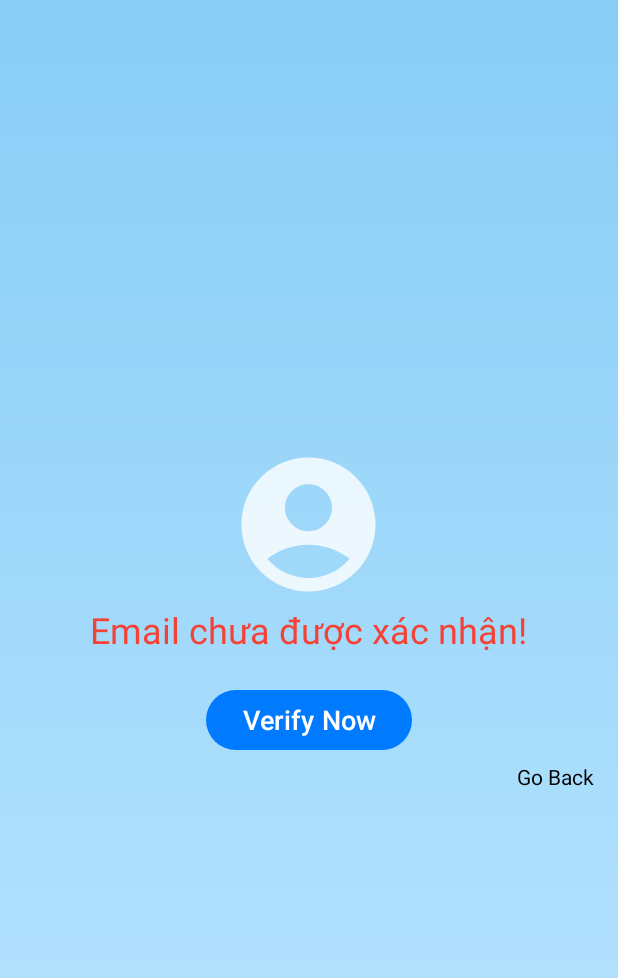
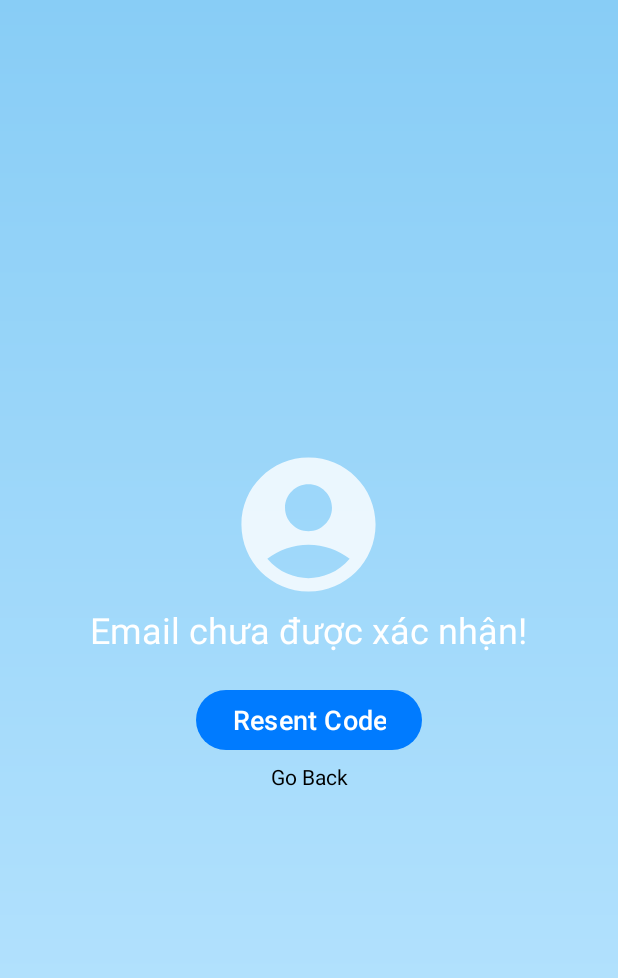
Before and after one commit to KuroNekoW/SE114_DoAn, an Android app: the EmailVerificationActivity screen opened directly, with no data from a screen before it, on a phone screen of 412 x 824 dp. Shown: the top 978 px of the screen. Run offline under Robolectric (Android 15) with nearby library versions, the phone set to English and light mode, and no system bars; our stand-ins replace Firebase (no records; nobody signed in at launch, a user with empty details on screens opened directly).

Commit message:
Sửa lại giao diện xíu

```diff
--- a/app/src/main/res/layout/activity_email_verification.xml
+++ b/app/src/main/res/layout/activity_email_verification.xml
@@ -25,7 +25,7 @@
             android:layout_height="wrap_content"
             android:gravity="center"
             android:text="Email chưa được xác nhận!"
-            android:textColor="#F44336"
+            android:textColor="#FFFFFF"
             android:textSize="24sp" />
 
         <Button
@@ -33,7 +33,7 @@
             android:layout_width="wrap_content"
             android:layout_height="wrap_content"
             android:layout_marginTop="20dp"
-            android:text="Verify Now"
+            android:text="Resent Code"
             android:textSize="18sp"/>
 
         <TextView
@@ -44,7 +44,7 @@
             android:layout_marginTop="4dp"
             android:clickable="true"
             android:focusable="true"
-            android:gravity="end"
+            android:gravity="center"
             android:text="Go Back"
             android:textColor="@color/design_default_color_on_secondary"
             android:textSize="14sp"/>
```
